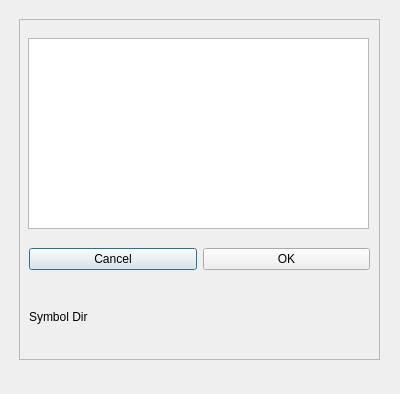
This is src/Mod/TechDraw/Gui/SymbolChooser.ui in berndhahnebach/All_FreeCAD as Qt 5 draws it before an edit. The edited form follows.
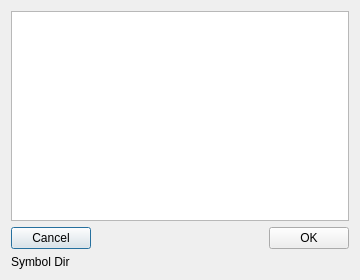
This is the edited form. Custom widgets are drawn as their Qt base class.

Commit message:
[TD] overhaul welding UI
- make some strings translatable
- remove some unused code
- fix UI size policies
- show changes while editing directly (only repaint necessary)
- avoid unused variables
- add tooltips

What changed in the file:
```diff
--- a/src/Mod/TechDraw/Gui/SymbolChooser.ui
+++ b/src/Mod/TechDraw/Gui/SymbolChooser.ui
@@ -9,8 +9,8 @@
    <rect>
     <x>0</x>
     <y>0</y>
-    <width>400</width>
-    <height>394</height>
+    <width>360</width>
+    <height>280</height>
    </rect>
   </property>
   <property name="windowTitle">
@@ -19,89 +19,67 @@
   <property name="modal">
    <bool>true</bool>
   </property>
-  <widget class="QFrame" name="frame">
-   <property name="geometry">
-    <rect>
-     <x>19</x>
-     <y>19</y>
-     <width>361</width>
-     <height>341</height>
-    </rect>
-   </property>
-   <property name="sizePolicy">
-    <sizepolicy hsizetype="Preferred" vsizetype="MinimumExpanding">
-     <horstretch>0</horstretch>
-     <verstretch>0</verstretch>
-    </sizepolicy>
-   </property>
-   <property name="frameShape">
-    <enum>QFrame::StyledPanel</enum>
-   </property>
-   <property name="frameShadow">
-    <enum>QFrame::Raised</enum>
-   </property>
-   <property name="lineWidth">
-    <number>2</number>
-   </property>
-   <widget class="QWidget" name="verticalLayoutWidget">
-    <property name="geometry">
-     <rect>
-      <x>9</x>
-      <y>19</y>
-      <width>341</width>
-      <height>191</height>
-     </rect>
-    </property>
-    <layout class="QVBoxLayout" name="verticalLayout">
-     <item>
-      <widget class="QListWidget" name="lwSymbols"/>
-     </item>
-    </layout>
-   </widget>
-   <widget class="QWidget" name="horizontalLayoutWidget">
-    <property name="geometry">
-     <rect>
-      <x>10</x>
-      <y>220</y>
-      <width>341</width>
-      <height>41</height>
-     </rect>
-    </property>
-    <layout class="QHBoxLayout" name="horizontalLayout">
-     <item>
+  <layout class="QVBoxLayout" name="verticalLayout">
+   <item>
+    <widget class="QListWidget" name="lwSymbols">
+     <property name="toolTip">
+      <string>Select a symbol that should be used</string>
+     </property>
+    </widget>
+   </item>
+   <item>
+    <layout class="QGridLayout" name="gridLayout_2">
+     <item row="0" column="0">
       <widget class="QPushButton" name="pbCancel">
+       <property name="sizePolicy">
+        <sizepolicy hsizetype="Preferred" vsizetype="Fixed">
+         <horstretch>0</horstretch>
+         <verstretch>0</verstretch>
+        </sizepolicy>
+       </property>
        <property name="text">
         <string>Cancel</string>
        </property>
       </widget>
      </item>
-     <item>
+     <item row="0" column="2">
       <widget class="QPushButton" name="pbOK">
+       <property name="sizePolicy">
+        <sizepolicy hsizetype="Preferred" vsizetype="Fixed">
+         <horstretch>0</horstretch>
+         <verstretch>0</verstretch>
+        </sizepolicy>
+       </property>
        <property name="text">
         <string>OK</string>
        </property>
       </widget>
      </item>
+     <item row="0" column="1">
+      <spacer name="horizontalSpacer">
+       <property name="orientation">
+        <enum>Qt::Horizontal</enum>
+       </property>
+       <property name="sizeHint" stdset="0">
+        <size>
+         <width>40</width>
+         <height>20</height>
+        </size>
+       </property>
+      </spacer>
+     </item>
     </layout>
-   </widget>
-   <widget class="QWidget" name="horizontalLayoutWidget_2">
-    <property name="geometry">
-     <rect>
-      <x>10</x>
-      <y>280</y>
-      <width>341</width>
-      <height>35</height>
-     </rect>
-    </property>
-    <layout class="QHBoxLayout" name="horizontalLayout_2">
-     <item>
+   </item>
+   <item>
+    <layout class="QGridLayout" name="gridLayout">
+     <item row="0" column="0">
       <widget class="QLabel" name="label">
        <property name="text">
         <string>Symbol Dir</string>
        </property>
       </widget>
      </item>
-     <item>
+     <item row="0" column="1">
       <widget class="Gui::FileChooser" name="fcSymbolDir">
        <property name="mode">
         <enum>Gui::FileChooser::Directory</enum>
@@ -109,8 +87,8 @@
       </widget>
      </item>
     </layout>
-   </widget>
-  </widget>
+   </item>
+  </layout>
  </widget>
  <customwidgets>
   <customwidget>
```
Left out of the diff: 3 changed lines with no effect on the pictures. The commit also changes 4 other files.
